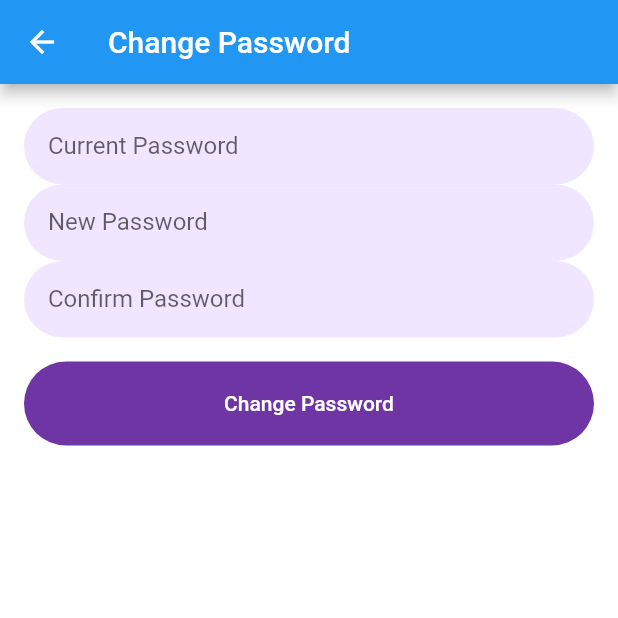
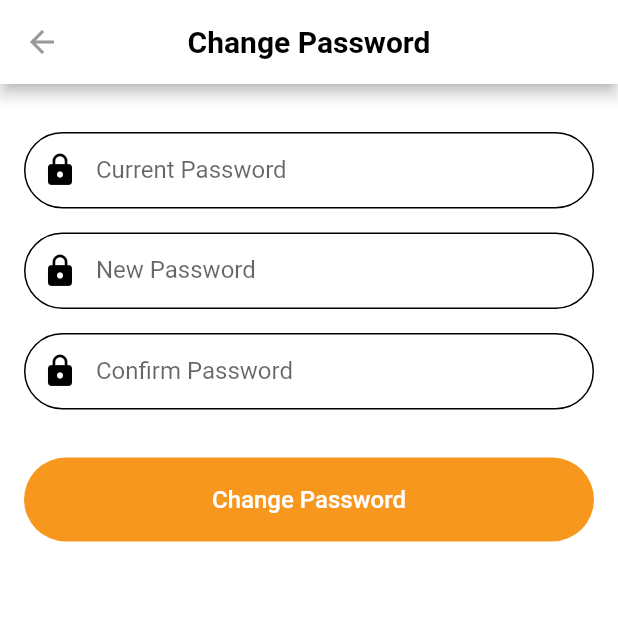
Before and after one commit to TruongAnim/meme_hub, a Flutter app: the ChangePasswordScreen screen opened by its route, on a phone screen of 412 x 824 dp, the top half of it. Run offline on Flutter 3.47's test engine with Material 2 defaults, Android fonts, the phone set to English and light mode, and no system bars; drawn by our look-alikes of loader_overlay; our stand-ins replace dio, dropdown_button2, flutter_slider_drawer, flutter_spinkit, flutter_svg, fluttericon and 12 more; missing offline and left inert: animation_wrappers, dart:ffi, gcloud; accounts and stored records are empty.

Commit message:
update changing password scree

```diff
--- a/lib/Screens/ChangePassword/change_password_screen.dart
+++ b/lib/Screens/ChangePassword/change_password_screen.dart
@@ -1,6 +1,9 @@
 import 'package:flutter/material.dart';
 import 'package:get/get.dart';
 import 'package:meme_hub/Screens/ChangePassword/controllers/change_password_controller.dart';
+import 'package:meme_hub/components/custom_app_bar.dart';
+import 'package:meme_hub/components/custom_button.dart';
+import 'package:meme_hub/components/custom_text_field.dart';
 
 class ChangePasswordScreen extends StatelessWidget {
   final ChangePasswordController _controller =
@@ -11,41 +14,51 @@ class ChangePasswordScreen extends StatelessWidget {
   @override
   Widget build(BuildContext context) {
     return Scaffold(
-      appBar: AppBar(
-        title: Text('Change Password'),
+      appBar: const CustomAppBar(
+        title: 'Change Password',
+        actions: [],
       ),
       body: Padding(
-        padding: EdgeInsets.all(16.0),
+        padding: const EdgeInsets.all(16.0),
+        child: SingleChildScrollView(
           child: Column(
             children: [
-            TextFormField(
+              const SizedBox(height: 16.0),
+              CustomTextField(
                 onChanged: _controller.setCurrentPassword,
-              decoration: InputDecoration(labelText: 'Current Password'),
+                label: 'Current Password',
+                icon: Icons.lock,
               ),
-            TextFormField(
+              const SizedBox(height: 16.0),
+              CustomTextField(
                 onChanged: _controller.setNewPassword,
-              decoration: InputDecoration(labelText: 'New Password'),
+                label: 'New Password',
+                icon: Icons.lock,
               ),
-            TextFormField(
+              const SizedBox(height: 16.0),
+              CustomTextField(
                 onChanged: _controller.setConfirmPassword,
-              decoration: InputDecoration(labelText: 'Confirm Password'),
+                label: 'Confirm Password',
+                icon: Icons.lock,
               ),
+              const SizedBox(height: 16.0),
               Obx(() {
                 if (_controller.errorMessage.isNotEmpty) {
                   return Text(
                     _controller.errorMessage.value,
-                  style: TextStyle(color: Colors.red),
+                    style: const TextStyle(color: Colors.red),
                   );
                 } else {
-                return SizedBox(); // Empty container when no error
+                  return const SizedBox(); // Empty container when no error
                 }
               }),
-            SizedBox(height: 16.0),
-            ElevatedButton(
-              onPressed: _controller.changePassword,
-              child: Text('Change Password'),
+              const SizedBox(height: 16.0),
+              CustomButton(
+                callback: _controller.changePassword,
+                title: 'Change Password',
               ),
             ],
+          ),
         ),
       ),
     );
--- a/lib/Screens/ChangePassword/controllers/change_password_controller.dart
+++ b/lib/Screens/ChangePassword/controllers/change_password_controller.dart
@@ -13,6 +13,7 @@ class ChangePasswordController extends GetxController {
 
   void setCurrentPassword(String password) {
     currentPassword.value = password;
+    print(password);
   }
 
   void setNewPassword(String password) {
--- a/lib/components/custom_text_field.dart
+++ b/lib/components/custom_text_field.dart
@@ -2,18 +2,26 @@ import 'package:flutter/material.dart';
 import 'package:meme_hub/Theme/colors.dart';
 
 class CustomTextField extends StatelessWidget {
-  TextEditingController controller;
+  TextEditingController? controller;
+  Function(String)? onChanged;
   String label;
-  CustomTextField({super.key, required this.controller, required this.label});
+  IconData icon;
+  CustomTextField(
+      {super.key,
+      this.controller,
+      this.onChanged,
+      required this.label,
+      required this.icon});
 
   @override
   Widget build(BuildContext context) {
     return TextFormField(
       controller: controller,
+      onChanged: onChanged,
       keyboardType: TextInputType.name,
       decoration: InputDecoration(
         labelText: label,
-        prefixIcon: Icon(Icons.person_outline, color: mainColor),
+        prefixIcon: Icon(icon, color: mainColor),
         fillColor: backgroundColor,
         border: OutlineInputBorder(
           borderRadius: BorderRadius.circular(30),
--- a/lib/services/auth_service.dart
+++ b/lib/services/auth_service.dart
@@ -16,13 +16,14 @@ class AuthService {
 
   Future<bool> login(String email, String password) async {
     const url =
-        '${ApiConstants.baseUrl}/user/login'; // Replace with your login endpoint
+        '${ApiConstants.baseUrl}/auth/login'; // Replace with your login endpoint
 
     try {
       final response = await _dio.post(
         url,
         data: {'email': email, 'password': password},
       );
+      print(response);
       if (response.statusCode == 200) {
         final token = response.data['token'] as String;
         UserService.instance.currentUser = User.fromMap(response.data);
@@ -38,7 +39,7 @@ class AuthService {
   }
 
   Future<bool> signup(String username, String email, String password) async {
-    const url = '${ApiConstants.baseUrl}/signup';
+    const url = '${ApiConstants.baseUrl}/auth/signup';
 
     try {
       final response = await _dio.post(
```
Also changed, not shown: lib/Screens/UpdateInfo/update_info_screen.dart (+6 -3 lines), 1 other file. Lines whose indentation alone changed are shown as unchanged.
